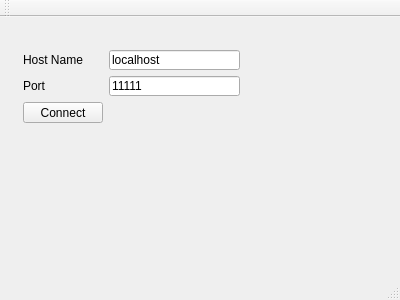
Above: gui/mainwindow.ui from Dasio/ICP before the change. Below: the same form after it.
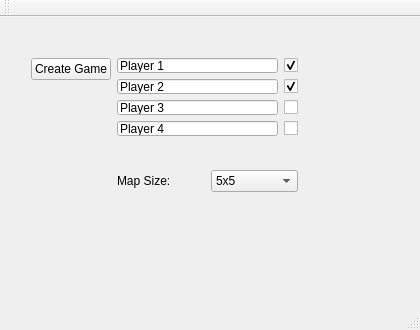
That is the form after the change.

Patch:
```diff
--- a/gui/mainwindow.ui
+++ b/gui/mainwindow.ui
@@ -6,8 +6,8 @@
    <rect>
     <x>0</x>
     <y>0</y>
-    <width>400</width>
-    <height>300</height>
+    <width>420</width>
+    <height>330</height>
    </rect>
   </property>
   <property name="windowTitle">
@@ -17,54 +17,153 @@
    <widget class="QWidget" name="">
     <property name="geometry">
      <rect>
-      <x>12</x>
-      <y>22</y>
-      <width>239</width>
-      <height>95</height>
+      <x>20</x>
+      <y>30</y>
+      <width>289</width>
+      <height>192</height>
      </rect>
     </property>
     <layout class="QFormLayout" name="formLayout">
      <item row="0" column="0">
-      <widget class="QLabel" name="hostNameLabel">
+      <widget class="QPushButton" name="createGameButton">
        <property name="text">
-        <string>Host Name</string>
+        <string>Create Game</string>
        </property>
       </widget>
      </item>
      <item row="0" column="1">
-      <widget class="QLineEdit" name="hostNameEdit">
+      <layout class="QGridLayout" name="gridLayout">
+       <item row="3" column="2">
+        <widget class="QCheckBox" name="player4Enable">
        <property name="text">
-        <string>localhost</string>
+          <string/>
+         </property>
+         <property name="checkable">
+          <bool>true</bool>
+         </property>
+         <property name="checked">
+          <bool>false</bool>
+         </property>
+         <property name="tristate">
+          <bool>false</bool>
+         </property>
+        </widget>
+       </item>
+       <item row="2" column="0">
+        <widget class="QLineEdit" name="player3Name">
+         <property name="text">
+          <string>Player 3</string>
+         </property>
+        </widget>
+       </item>
+       <item row="0" column="2">
+        <widget class="QCheckBox" name="player1Enable">
+         <property name="text">
+          <string/>
+         </property>
+         <property name="checkable">
+          <bool>true</bool>
+         </property>
+         <property name="checked">
+          <bool>true</bool>
+         </property>
+         <property name="tristate">
+          <bool>false</bool>
+         </property>
+        </widget>
+       </item>
+       <item row="2" column="2">
+        <widget class="QCheckBox" name="player3Enable">
+         <property name="text">
+          <string/>
+         </property>
+         <property name="checkable">
+          <bool>true</bool>
+         </property>
+         <property name="checked">
+          <bool>false</bool>
+         </property>
+         <property name="tristate">
+          <bool>false</bool>
        </property>
       </widget>
      </item>
      <item row="1" column="0">
-      <widget class="QLabel" name="portLabel">
+        <widget class="QLineEdit" name="player2Name">
        <property name="text">
-        <string>Port</string>
-       </property>
-      </widget>
+          <string>Player 2</string>
+         </property>
+        </widget>
+       </item>
+       <item row="3" column="0">
+        <widget class="QLineEdit" name="player4Name">
+         <property name="text">
+          <string>Player 4</string>
+         </property>
+        </widget>
+       </item>
+       <item row="1" column="2">
+        <widget class="QCheckBox" name="player2Enable">
+         <property name="text">
+          <string/>
+         </property>
+         <property name="checkable">
+          <bool>true</bool>
+         </property>
+         <property name="checked">
+          <bool>true</bool>
+         </property>
+         <property name="tristate">
+          <bool>false</bool>
+         </property>
+        </widget>
+       </item>
+       <item row="0" column="0">
+        <widget class="QLineEdit" name="player1Name">
+         <property name="inputMask">
+          <string/>
+         </property>
+         <property name="text">
+          <string>Player 1</string>
+         </property>
+        </widget>
+       </item>
+      </layout>
      </item>
      <item row="1" column="1">
-      <widget class="QLineEdit" name="portNumberEdit">
+      <layout class="QHBoxLayout" name="horizontalLayout">
+       <item>
+        <widget class="QLabel" name="sizeLabel">
        <property name="text">
-        <string>11111</string>
+          <string>Map Size: </string>
        </property>
       </widget>
      </item>
-     <item row="2" column="0">
-      <widget class="QPushButton" name="connectButton">
+       <item>
+        <widget class="QComboBox" name="sizeBox">
+         <item>
        <property name="text">
-        <string>Connect</string>
-       </property>
-      </widget>
-     </item>
-     <item row="2" column="1">
-      <widget class="QLabel" name="infoLabel">
+           <string>5x5</string>
+          </property>
+         </item>
+         <item>
        <property name="text">
-        <string/>
-       </property>
-      </widget>
+           <string>7x7</string>
+          </property>
+         </item>
+         <item>
+          <property name="text">
+           <string>9x9</string>
+          </property>
+         </item>
+         <item>
+          <property name="text">
+           <string>11x11</string>
+          </property>
+         </item>
+        </widget>
+       </item>
+      </layout>
      </item>
     </layout>
    </widget>
```
Left out of the diff: 2 changed lines with no effect on the pictures. Lines whose indentation alone changed are shown as unchanged.
